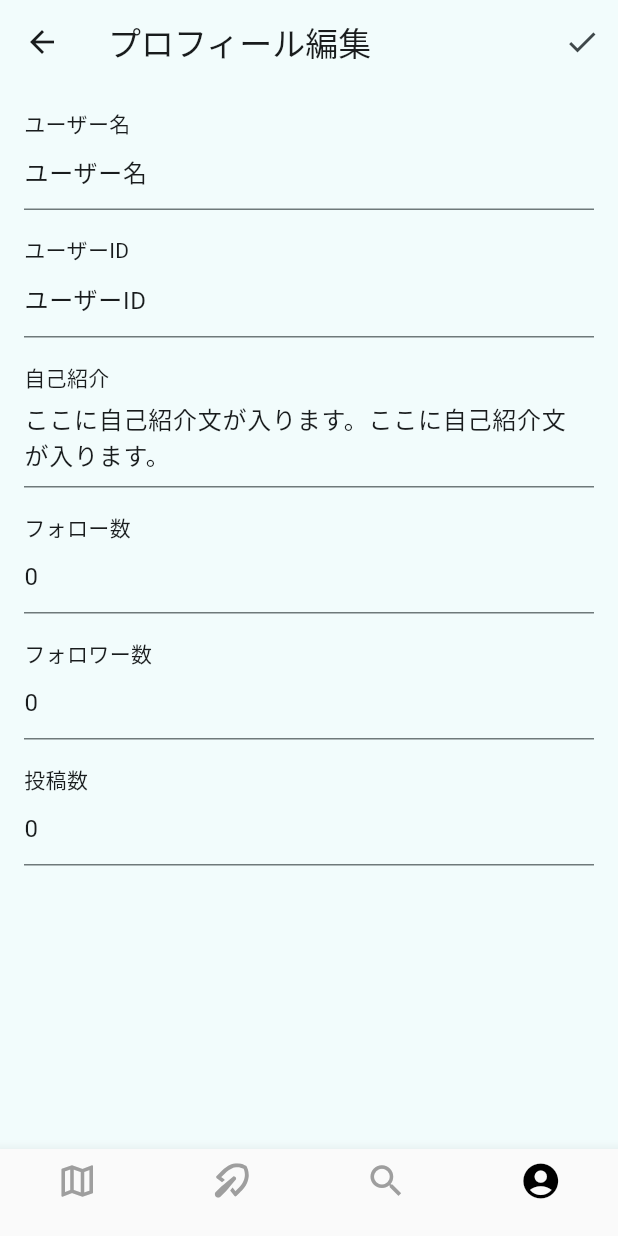
After one commit to PBL-TriCaPic/Front-end, a Flutter app: the screen it shows after launch, item 4 of the bottom bar chosen, after a tap on the "edit" icon, on a phone screen of 412 x 824 dp. The commit adds this screen. Run offline on Flutter 3.47's test engine with Material 2 defaults, Android fonts, the phone set to English and light mode, and no system bars; our stand-ins replace flutter_map, flutter_riverpod, flutter_svg, geolocator, image_picker, latlong2 and 2 more; missing offline and left inert: dart:ffi; network calls fail.

Commit message:
profile Ver.1.0.0

```diff
--- a/lib/src/Profile/Profile.dart
+++ b/lib/src/Profile/Profile.dart
@@ -1,7 +1,7 @@
 import 'package:flutter/material.dart';
-import 'Setting_email_password.dart';
-import 'Setting_default.dart';
-import 'Setting_privacy.dart';
+import 'package:shared_preferences/shared_preferences.dart';
+import 'Setting.dart';
+import 'profile_edit.dart';
 import '../theme_setting/Color_Scheme.dart';
 
 final ThemeData lightTheme =
@@ -25,12 +25,33 @@ class MyHomePage extends StatefulWidget {
 }
 
 class _MyHomePageState extends State<MyHomePage> {
-  final List listTiles = <Widget>[
-    const ListTile(title: Text('item1')),
-    const ListTile(title: Text('item2')),
-    const ListTile(title: Text('item3')),
-    const ListTile(title: Text('item4')),
-  ];
+  late SharedPreferences prefs;
+  // ユーザー名、ユーザID、自己紹介文、フォロー数、フォロワー数、投稿数の変数を追加
+  String? userName; // 変更
+  String? userID; // 変更
+  String? bio; // 変更
+  int? followingCount; // 変更
+  int? followersCount; // 変更
+  int? postsCount; // 変更
+
+  @override
+  void initState() {
+    super.initState();
+    _loadPreferences();
+  }
+
+  // SharedPreferencesからデータを読み込む関数
+  Future<void> _loadPreferences() async {
+    prefs = await SharedPreferences.getInstance();
+    setState(() {
+      userName = prefs.getString('userName') ?? 'ユーザー名';
+      userID = prefs.getString('userID') ?? 'ユーザーID';
+      bio = prefs.getString('bio') ?? 'ここに自己紹介文が入ります。ここに自己紹介文が入ります。';
+      followingCount = prefs.getInt('followingCount') ?? 0;
+      followersCount = prefs.getInt('followersCount') ?? 0;
+      postsCount = prefs.getInt('postsCount') ?? 0;
+    });
+  }
 
   @override
   Widget build(BuildContext context) {
@@ -40,63 +61,148 @@ class _MyHomePageState extends State<MyHomePage> {
       home: Scaffold(
         appBar: AppBar(
           centerTitle: true,
-              title: const Text('マイページ'),
+          title: const Text(''),
           elevation: 3,
           shadowColor: Colors.black,
         ),
-            endDrawer: Drawer(
-              child: ListView(
-                children: <Widget>[
-                  DrawerHeader(
-                    child: Container(
-                      height: 100, // 高さを指定
-                      child: const Text(
-                        "設定",
-                        style: TextStyle(fontSize: 25),
+        endDrawer: CustomDrawer(),
+        body: Padding(
+          padding: const EdgeInsets.all(16.0),
+          child: Column(
+            crossAxisAlignment: CrossAxisAlignment.start,
+            children: [
+              Row(
+                children: [
+                  Text(
+                    userName ?? '',
+                    style: TextStyle(fontSize: 20, fontWeight: FontWeight.bold),
                   ),
-                    ),
-                  ),
-                  ListTile(
-                    title: const Text("メアド・パスワード"),
-                    trailing: const Icon(Icons.arrow_forward),
-                    onTap: () {
-                      Navigator.of(context).push(
-                        MaterialPageRoute(
-                          builder: (context) => Item1Screen(), // 遷移先の画面を指定
-                        ),
-                      );
-                    },
-                  ),
-                  ListTile(
-                    title: const Text("起動時デフォルト"),
-                    trailing: const Icon(Icons.arrow_forward),
-                    onTap: () {
-                      Navigator.of(context).push(
-                        MaterialPageRoute(
-                          builder: (context) => Item2Screen(), // 遷移先の画面を指定
-                        ),
-                      );
-                    },
-                  ),
-                  ListTile(
-                    title: const Text("プライバシー"),
-                    trailing: const Icon(Icons.arrow_forward),
-                    onTap: () {
-                      Navigator.of(context).push(
-                        MaterialPageRoute(
-                          builder: (context) => Item3Screen(), // 遷移先の画面を指定
-                        ),
-                      );
+                  Spacer(), // 中間に空白を挿入
+                  IconButton(
+                    icon: Icon(Icons.edit),
+                    onPressed: () {
+                      _editProfile(context);
                     },
                   ),
                 ],
               ),
+              Row(mainAxisAlignment: MainAxisAlignment.spaceBetween, children: [
+                CircleAvatar(
+                  radius: 60,
+                  backgroundImage: NetworkImage(
+                    'https://pbs.twimg.com/media/FfHOaRIagAAxQlC.jpg',
                   ),
-            body: Column(
+                ),
+                Column(
                   children: [
-                const Center(
-                    child: Text('プロフィール画面', style: TextStyle(fontSize: 32.0))),
+                    Text(
+                      '投稿',
+                      style: TextStyle(fontSize: 16),
+                    ),
+                    Text(
+                      '$postsCount', // 投稿数を表示
+                      style:
+                          TextStyle(fontSize: 18, fontWeight: FontWeight.bold),
+                    ),
                   ],
-            )));
+                ),
+                Column(
+                  children: [
+                    Text(
+                      'フォロワー',
+                      style: TextStyle(fontSize: 16),
+                    ),
+                    Text(
+                      '$followersCount', // 投稿数を表示
+                      style:
+                          TextStyle(fontSize: 18, fontWeight: FontWeight.bold),
+                    ),
+                  ],
+                ),
+                Column(
+                  children: [
+                    Text(
+                      'フォロー数',
+                      style: TextStyle(fontSize: 16),
+                    ),
+                    Text(
+                      '$followingCount',
+// 投稿数を表示
+                      style:
+                          TextStyle(fontSize: 18, fontWeight: FontWeight.bold),
+                    ),
+                  ],
+                ),
+              ]),
+              SizedBox(height: 16),
+              Text(
+                userID ?? '',
+                style: TextStyle(fontSize: 16),
+              ),
+              SizedBox(height: 16),
+              Text(
+                bio ?? '', // 自己紹介文を表示
+                style: TextStyle(fontSize: 16),
+              ),
+            ],
+          ),
+        ),
+      ),
+    );
+  }
+
+  // プロフィール編集画面に遷移する関数
+  void _editProfile(BuildContext context) {
+    _loadPreferences();
+    userName = prefs.getString('userName'); // 変更
+    Navigator.of(context)
+        .push(
+      MaterialPageRoute(
+        builder: (context) => EditProfileScreen(
+          initialUserName: userName,
+          initialUserID: userID,
+          initialBio: bio,
+          initialFollowingCount: followingCount,
+          initialFollowersCount: followersCount,
+          initialPostsCount: postsCount,
+        ),
+      ),
+    )
+        .then((result) {
+      // 編集画面から戻ったときの処理
+      if (result != null && result is Map<String, dynamic>) {
+        _saveChanges(
+          result['userName'],
+          result['userID'],
+          result['bio'],
+          result['followingCount'],
+          result['followersCount'],
+          result['postsCount'],
+        );
+      }
+    });
+  }
+
+  // 変更を保存する関数
+  void _saveChanges(
+    String? newUserName,
+    String? newUserID,
+    String? newBio,
+    int? newFollowingCount,
+    int? newFollowersCount,
+    int? newPostsCount,
+  ) async {
+    // 保存処理
+    if (newUserName != null) await prefs.setString('userName', newUserName);
+    if (newUserID != null) await prefs.setString('userID', newUserID);
+    if (newBio != null) await prefs.setString('bio', newBio);
+    if (newFollowingCount != null)
+      await prefs.setInt('followingCount', newFollowingCount);
+    if (newFollowersCount != null)
+      await prefs.setInt('followersCount', newFollowersCount);
+    if (newPostsCount != null) await prefs.setInt('postsCount', newPostsCount);
+
+    // SharedPreferencesからデータを読み込み、UIを更新
+    _loadPreferences();
   }
 }
--- /dev/null
+++ b/lib/src/Profile/Setting.dart
@@ -0,0 +1,58 @@
+import 'package:flutter/material.dart';
+import 'Setting_email_password.dart';
+import 'Setting_default.dart';
+import 'Setting_privacy.dart';
+
+class CustomDrawer extends StatelessWidget {
+  @override
+  Widget build(BuildContext context) {
+    return Drawer(
+      child: ListView(
+        children: <Widget>[
+          DrawerHeader(
+            child: Container(
+              height: 100,
+              child: const Text(
+                "設定",
+                style: TextStyle(fontSize: 25),
+              ),
+            ),
+          ),
+          ListTile(
+            title: const Text("メアド・パスワード"),
+            trailing: const Icon(Icons.arrow_forward),
+            onTap: () {
+              Navigator.of(context).push(
+                MaterialPageRoute(
+                  builder: (context) => Item1Screen(),
+                ),
+              );
+            },
+          ),
+          ListTile(
+            title: const Text("起動時デフォルト"),
+            trailing: const Icon(Icons.arrow_forward),
+            onTap: () {
+              Navigator.of(context).push(
+                MaterialPageRoute(
+                  builder: (context) => Item2Screen(),
+                ),
+              );
+            },
+          ),
+          ListTile(
+            title: const Text("プライバシー"),
+            trailing: const Icon(Icons.arrow_forward),
+            onTap: () {
+              Navigator.of(context).push(
+                MaterialPageRoute(
+                  builder: (context) => Item3Screen(),
+                ),
+              );
+            },
+          ),
+        ],
+      ),
+    );
+  }
+}
--- /dev/null
+++ b/lib/src/Profile/profile_edit.dart
@@ -0,0 +1,132 @@
+import 'package:flutter/material.dart';
+
+class EditProfileScreen extends StatefulWidget {
+  final String? initialUserName; // Nullable
+  final String? initialUserID; // Nullable
+  final String? initialBio; // Nullable
+  final int? initialFollowingCount; // Nullable
+  final int? initialFollowersCount; // Nullable
+  final int? initialPostsCount; // Nullable
+
+  EditProfileScreen({
+    this.initialUserName,
+    this.initialUserID,
+    this.initialBio,
+    this.initialFollowingCount,
+    this.initialFollowersCount,
+    this.initialPostsCount,
+  });
+
+  @override
+  _EditProfileScreenState createState() => _EditProfileScreenState();
+}
+
+class _EditProfileScreenState extends State<EditProfileScreen> {
+  late TextEditingController _userNameController;
+  late TextEditingController _userIDController;
+  late TextEditingController _bioController;
+  late TextEditingController _followingController;
+  late TextEditingController _followersController;
+  late TextEditingController _postsController;
+
+  @override
+  void initState() {
+    super.initState();
+    _userNameController =
+        TextEditingController(text: widget.initialUserName ?? '');
+    _userIDController = TextEditingController(text: widget.initialUserID ?? '');
+    _bioController = TextEditingController(text: widget.initialBio ?? '');
+    _followingController = TextEditingController(
+        text: widget.initialFollowingCount?.toString() ?? '');
+    _followersController = TextEditingController(
+        text: widget.initialFollowersCount?.toString() ?? '');
+    _postsController =
+        TextEditingController(text: widget.initialPostsCount?.toString() ?? '');
+  }
+
+  @override
+  Widget build(BuildContext context) {
+    return Scaffold(
+        appBar: AppBar(
+          title: Text('プロフィール編集'),
+          actions: [
+            IconButton(
+              icon: Icon(Icons.check),
+              onPressed: () {
+                // 保存ボタンが押されたときの処理
+                _saveChanges(context);
+              },
+            ),
+          ],
+        ),
+        body: GestureDetector(
+          behavior: HitTestBehavior.opaque,
+          onTap: () {
+            FocusScope.of(context).requestFocus(null);
+          },
+          child: SingleChildScrollView(
+            padding: const EdgeInsets.all(16.0),
+            child: Column(
+              crossAxisAlignment: CrossAxisAlignment.start,
+              children: [
+                Text('ユーザー名'),
+                TextField(controller: _userNameController),
+                SizedBox(height: 16),
+                Text('ユーザーID'),
+                TextField(controller: _userIDController),
+                SizedBox(height: 16),
+                Text('自己紹介'),
+                TextField(
+                  controller: _bioController, maxLines: null, // または必要な行数
+                  keyboardType: TextInputType.multiline,
+                ),
+                SizedBox(height: 16),
+                Text('フォロー数'),
+                TextField(controller: _followingController),
+                SizedBox(height: 16),
+                Text('フォロワー数'),
+                TextField(controller: _followersController),
+                SizedBox(height: 16),
+                Text('投稿数'),
+                TextField(controller: _postsController),
+              ],
+            ),
+          ),
+        ));
+  }
+
+  // 変更を保存する関数
+  void _saveChanges(BuildContext context) {
+    // 保存処理
+    String? newUserName =
+        _userNameController.text.isNotEmpty ? _userNameController.text : null;
+    String? newUserID =
+        _userIDController.text.isNotEmpty ? _userIDController.text : null;
+    String? newBio =
+        _bioController.text.isNotEmpty ? _bioController.text : null;
+    int? newFollowingCount = int.tryParse(_followingController.text);
+    int? newFollowersCount = int.tryParse(_followersController.text);
+    int? newPostsCount = int.tryParse(_postsController.text);
+
+    // プロフィール編集画面からデータを元の画面に渡す
+    Navigator.of(context).pop({
+      'userName': newUserName,
+      'userID': newUserID,
+      'bio': newBio,
+      'followingCount': newFollowingCount,
+      'followersCount': newFollowersCount,
+      'postsCount': newPostsCount,
+    });
+  }
+
+  @override
+  void dispose() {
+    _userNameController.dispose();
+    _userIDController.dispose();
+    _bioController.dispose();
+    _followingController.dispose();
+    _followersController.dispose();
+    _postsController.dispose();
+    super.dispose();
+  }
+}
--- a/lib/src/Search/Search.dart
+++ b/lib/src/Search/Search.dart
@@ -69,7 +69,7 @@ class _SearchScreen extends ConsumerWidget {
           behavior: HitTestBehavior.opaque,
           onTap: () {
             FocusScope.of(context).unfocus();
-          },
+          }, //キーボードを閉じるコード
           child: onSearch ? _searchListView(ref) : _defaultListView(),
         ));
   }
--- a/pubspec.yaml
+++ b/pubspec.yaml
@@ -30,6 +30,7 @@ dependencies:
   geolocator: ^9.0.1
 
   flutter_riverpod: ^2.4.5
+  shared_preferences: ^2.2.2
 
 dev_dependencies:
   flutter_test:
```
Also changed, not shown: pubspec.lock, 1 other file. Lines whose indentation alone changed are shown as unchanged.
